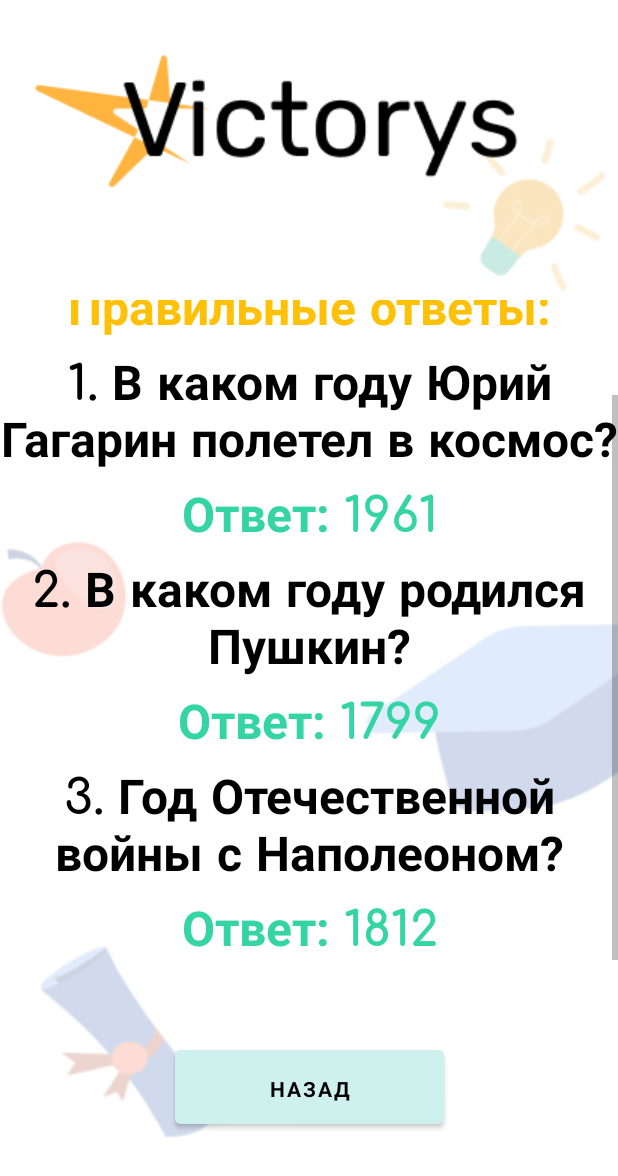
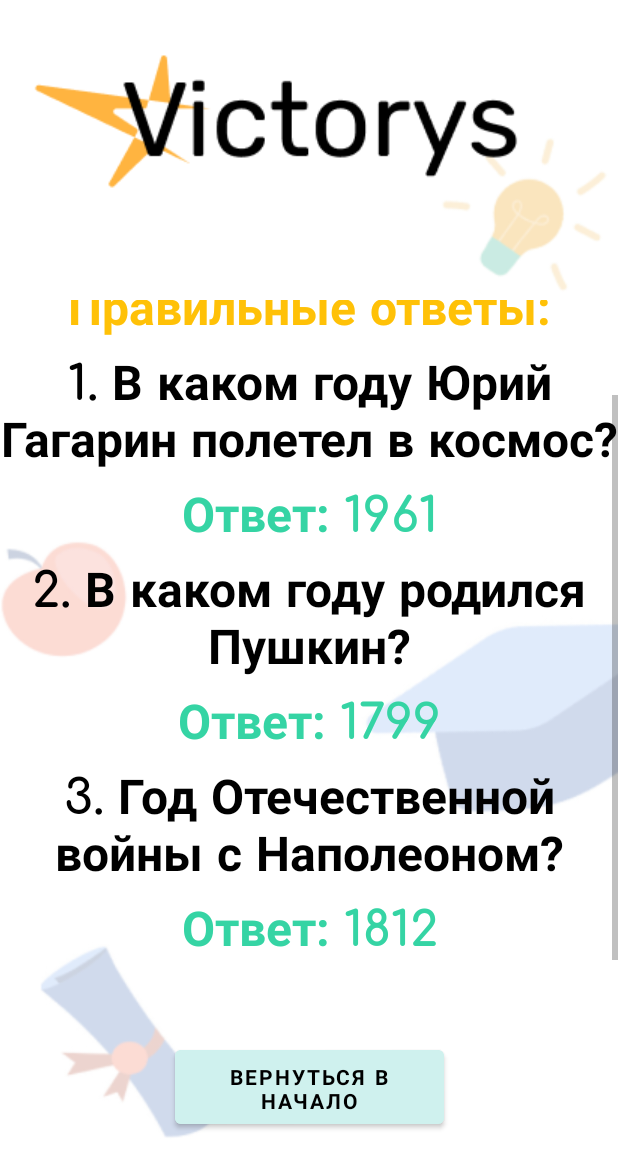
Before and after one commit to dilfd2367/Victoris_app, an Android app: the Nextmove2 screen opened directly, with no data from a screen before it, scrolled down 74 dp, on a phone screen of 412 x 824 dp. Shown: the top 1176 px of the screen. Run offline under Robolectric (Android 15) with nearby library versions, the phone set to English and light mode, and no system bars; Roboto replaces fonts that are not available here.

Commit message:
венгпсвернагоирп

```diff
--- a/app/src/main/java/com/example/projectvictorys/Game.java
+++ b/app/src/main/java/com/example/projectvictorys/Game.java
@@ -657,7 +657,7 @@ public class Game extends AppCompatActivity {
                             @Override
                             public void onClick(View v) {
                                 currentIndex++;
-                                if (currentIndex == Victorin4.length){
+                                if (currentIndex == Victorin1.length){
                                     Intent i = new Intent(Game.this, Nextmove4.class);
                                     String Score = "" + CountAnswer;
                                     i.putExtra("Score", Score);
@@ -737,7 +737,7 @@ public class Game extends AppCompatActivity {
                             @Override
                             public void onClick(View v) {
                                 currentIndex++;
-                                if (currentIndex == Victorin4.length){
+                                if (currentIndex == Victorin1.length){
                                     Intent i = new Intent(Game.this, Nextmove4.class);
                                     String Score = "" + CountAnswer;
                                     i.putExtra("Score", Score);
--- a/app/src/main/res/layout/nextmove2.xml
+++ b/app/src/main/res/layout/nextmove2.xml
@@ -13,7 +13,7 @@
         android:layout_marginBottom="25dp"
         android:backgroundTint="#CFF1EE"
         android:fontFamily="@font/comfortaa_bold"
-        android:text="Назад"
+        android:text="Вернуться в начало"
         android:textColor="#000000"
         app:layout_constraintBottom_toBottomOf="@+id/imageView7"
         app:layout_constraintEnd_toEndOf="parent"
--- a/app/src/main/res/layout/nextmove4.xml
+++ b/app/src/main/res/layout/nextmove4.xml
@@ -13,7 +13,7 @@
         android:layout_marginBottom="25dp"
         android:backgroundTint="#CFF1EE"
         android:fontFamily="@font/comfortaa_bold"
-        android:text="Назад"
+        android:text="Вернуться в начало"
         android:textColor="#000000"
         app:layout_constraintBottom_toBottomOf="@+id/imageView7"
         app:layout_constraintEnd_toEndOf="parent"
```
